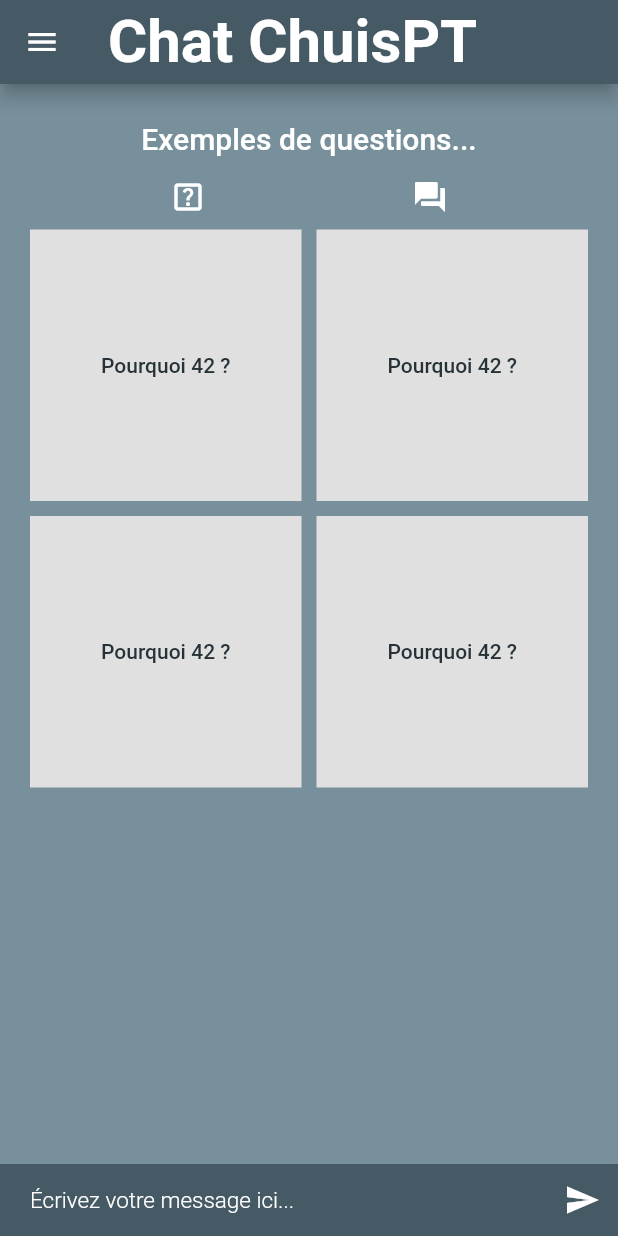
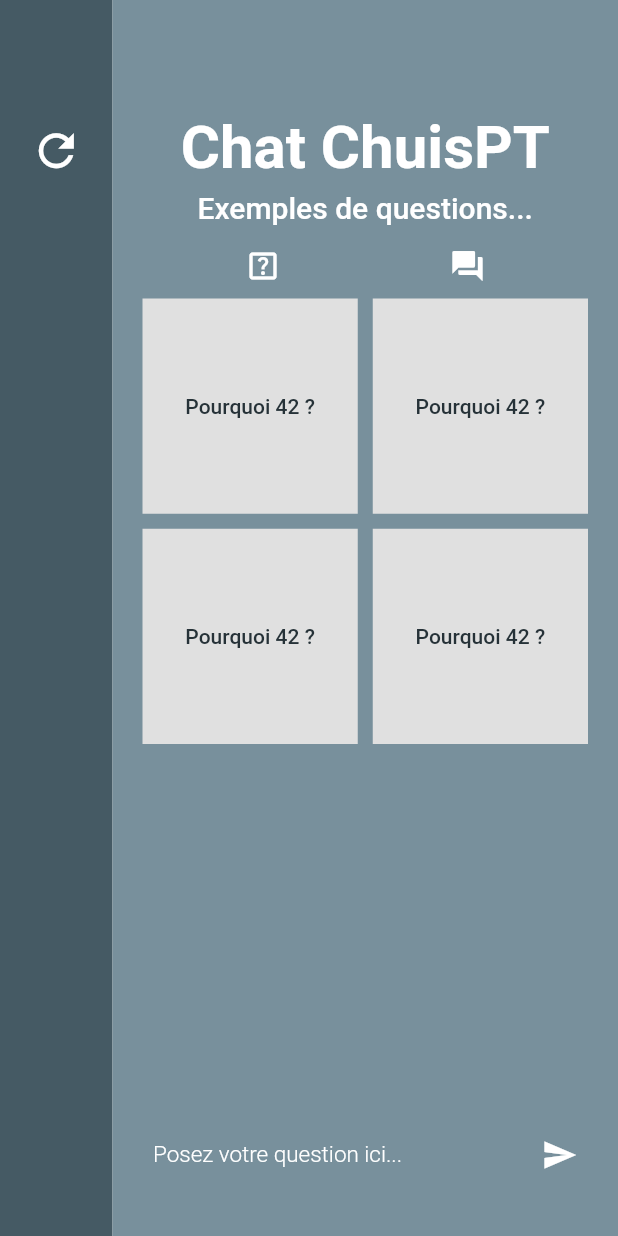
Before and after one commit to robjo82/chat_chuispt, a Flutter app: the screen it shows after launch, on a phone screen of 412 x 824 dp. Run offline on Flutter 3.47's test engine with Material 2 defaults, Android fonts, the phone set to English and light mode, and no system bars; our stand-ins replace firebase_core, firebase_database; accounts and stored records are empty.

```diff
--- a/lib/main page/components/Drawer.dart
+++ b/lib/main page/components/Drawer.dart
@@ -1,6 +1,5 @@
 import 'package:flutter/material.dart';
 
-import '../../main.dart';
 import '../../constants.dart';
 
 class MyDrawer extends StatelessWidget {
--- a/lib/main page/components/QuestionsGrid.dart
+++ b/lib/main page/components/QuestionsGrid.dart
@@ -6,7 +6,7 @@ import 'package:flutter/material.dart';
 import 'package:provider/provider.dart';
 
 class QuestionGrid extends StatefulWidget {
-  const QuestionGrid({Key? key}) : super(key: key);
+  QuestionGrid({Key? key}) : super(key: key);
 
   @override
   State<QuestionGrid> createState() => _QuestionGridState();
@@ -29,8 +29,8 @@ class _QuestionGridState extends State<QuestionGrid> {
   Widget build(BuildContext context) {
     List<Widget> questions = [];
 
-    // * Génération du tableau aléatoire de questions * //
-    String userPost = "";
+    // Generate a random array of questions
+    String userQuestion = "";
     for (int i = 1; i <= 4; i++) {
       questions.add(
         Container(
@@ -38,8 +38,8 @@ class _QuestionGridState extends State<QuestionGrid> {
             child: TextButton(
               onPressed: () {
                 setState(() {
-                  userPost = exemples[Random().nextInt(exemples.length)];
-                  context.read<MainAppState>().addQuestion(userPost);
+                  userQuestion = exemples[Random().nextInt(exemples.length)];
+                  context.read<MainAppState>().addQuestion(userQuestion);
                 });
               },
               child: Text(
@@ -50,7 +50,7 @@ class _QuestionGridState extends State<QuestionGrid> {
       );
     }
 
-    // ! AFFICHAGE ! //
+    // Display
     return Column(
       children: [
         Row(
--- a/lib/main page/components/TextField.dart
+++ b/lib/main page/components/TextField.dart
@@ -8,56 +8,33 @@ class MyTextField extends StatefulWidget {
   const MyTextField({Key? key}) : super(key: key);
 
   @override
-  _MyTextFieldState createState() => _MyTextFieldState();
+  State<MyTextField> createState() => _MyTextFieldState();
 }
 
 class _MyTextFieldState extends State<MyTextField> {
-  TextEditingController _controller = TextEditingController();
-
-  void _sendMessage() {
-    String message = _controller.text.trim();
-    if (message.isNotEmpty) {
-      print('Message envoyé: $message');
-      var appState = context.read<MainAppState>();
-      appState.addQuestion(message);
-      _controller.clear();
-    }
-  }
+  final _textController = TextEditingController();
+  String userQuestion = '';
 
   @override
   Widget build(BuildContext context) {
-    return Container(
-      color: themeApp.colorScheme.primaryContainer,
-      child: Row(
-        children: [
-          Expanded(
-            child: TextField(
-              controller: _controller,
-              keyboardType: TextInputType.text,
-              style: normalText,
-              maxLines: 1,
-              decoration: InputDecoration(
-                hintText: 'Écrivez votre message ici...',
-                hintStyle: normalText,
-                contentPadding:
-                    const EdgeInsets.symmetric(horizontal: 20, vertical: 10),
-                border: OutlineInputBorder(
-                  borderRadius: BorderRadius.circular(25),
-                  borderSide: BorderSide.none,
-                ),
-              ),
-              onSubmitted: (value) {
-                _sendMessage();
+    return TextField(
+      autocorrect: true,
+      controller: _textController,
+      style: normalText,
+      decoration: InputDecoration(
+          border: const OutlineInputBorder(),
+          labelText: 'Posez votre question ici...',
+          labelStyle: normalText,
+          suffixIcon: IconButton(
+              color: themeApp.colorScheme.onPrimary,
+              onPressed: () {
+                setState(() {
+                  userQuestion = _textController.text;
+                  context.read<MainAppState>().addQuestion(userQuestion);
+                  _textController.clear();
+                });
               },
-            ),
-          ),
-          IconButton(
-            onPressed: _sendMessage,
-            icon: Icon(Icons.send,
-                color: themeApp.colorScheme.onPrimaryContainer),
-          ),
-        ],
-      ),
+              icon: const Icon(Icons.send))),
     );
   }
 }
--- a/lib/main page/main_page.dart
+++ b/lib/main page/main_page.dart
@@ -6,7 +6,6 @@ import '../main.dart';
 
 import 'components/History.dart';
 import 'components/QuestionsGrid.dart';
-import 'components/Drawer.dart';
 import 'components/TextField.dart';
 
 class MainPage extends StatefulWidget {
@@ -18,55 +17,99 @@ class MainPage extends StatefulWidget {
 
 class _MainPageState extends State<MainPage> {
   // store the user's question
-  String userPost = '';
+  String userQuestion = '';
 
   @override
   Widget build(BuildContext context) {
-    // * Variables :
-    var appState = context.watch<MainAppState>(); // état de l'application
-    MyDrawer myDrawer = const MyDrawer(); // le drawer
-    MyTextField textField = MyTextField();
+    var appState = context.watch<MainAppState>();
+    MyTextField textField = const MyTextField();
 
+    // Empty list case
     return Consumer<MainAppState>(builder: (context, value, child) {
       return Scaffold(
-        appBar: AppBar(
-            scrolledUnderElevation: 10,
-            title: Text('Chat ChuisPT', style: titleText),
-            backgroundColor: themeApp.colorScheme.primaryContainer,
-            elevation: 5,
-            leading: Builder(builder: (context) {
-              return IconButton(
-                icon: const Icon(Icons.menu),
-                onPressed: () =>
-                    Scaffold.of(context).openDrawer(), // open the drawer),
-              );
-            })),
-        drawer: myDrawer,
-        body: Column(
-          children: [
-            Expanded(
-              child: appState.questionsList.isEmpty
-                  ? Container(
-                      // ! si la liste de questions est vide
+        body: appState.questionsList.isEmpty
+            ? Row(
+                children: [
+                  Container(
+                      color: themeApp.colorScheme.primaryContainer,
+                      width: 75,
+                      child: Column(
+                        children: [
+                          const Padding(padding: EdgeInsets.only(top: 75)),
+                          IconButton(
+                              iconSize: 35,
+                              color: themeApp.colorScheme.onPrimaryContainer,
+                              onPressed: () {
+                                setState(() {
+                                  context
+                                      .read<MainAppState>()
+                                      .clearQuestionList();
+                                });
+                              },
+                              icon: const Icon(Icons.refresh))
+                        ],
+                      )),
+                  Expanded(
+                    child: Container(
                       color: themeApp.colorScheme.background,
                       child: Column(
                         children: [
-                          const SizedBox(height: 25),
+                          const SizedBox(height: 75),
+                          Text('Chat ChuisPT', style: titleText),
+                          const SizedBox(height: 5),
                           Text('Exemples de questions...', style: titleText2),
                           const SizedBox(height: 5),
-                          const Expanded(child: QuestionGrid()),
+                          Expanded(child: QuestionGrid()),
+                          Padding(
+                              padding: const EdgeInsets.only(
+                                  bottom: 25, top: 25, right: 15, left: 15),
+                              child: textField),
                         ],
                       ),
-                    )
-                  : Container(
-                      // ! si la liste de questions n'est pas vide
+                    ),
+                  ),
+                ],
+              )
+            :
+
+            // Non-empty list case
+            Row(
+                children: [
+                  Container(
+                      color: themeApp.colorScheme.primaryContainer,
+                      width: 75,
+                      child: Column(
+                        children: [
+                          const Padding(padding: EdgeInsets.only(top: 75)),
+                          IconButton(
+                              iconSize: 35,
+                              color: themeApp.colorScheme.onPrimaryContainer,
+                              onPressed: () {
+                                setState(() {
+                                  context
+                                      .read<MainAppState>()
+                                      .clearQuestionList();
+                                });
+                              },
+                              icon: const Icon(Icons.refresh))
+                        ],
+                      )),
+                  Expanded(
+                    child: Container(
                       color: themeApp.colorScheme.background,
-                      child: const Expanded(child: History()),
+                      child: Column(children: [
+                        const SizedBox(height: 75),
+                        Text('Chat ChuisPT', style: titleText),
+                        const SizedBox(height: 25),
+                        const Flexible(child: History()),
+                        Padding(
+                            padding: const EdgeInsets.all(20),
+                            child: textField),
+                      ]),
                     ),
-            ),
-            textField
-          ],
-        ),
+                  ),
+                ],
+              ),
       );
     });
   }
```
Also changed, not shown: lib/main page/components/History.dart (+42 -65 lines), lib/main_page.dart (deleted, +0 -310 lines), pubspec.lock.
